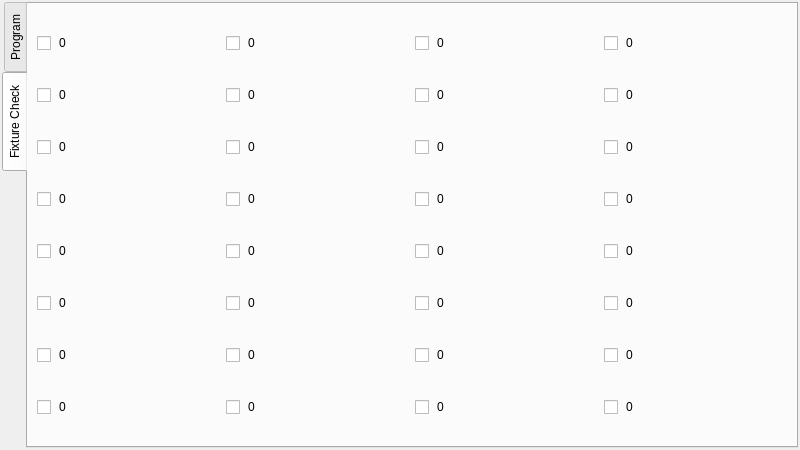
Old version of the form hcinstruction/ichcinstructionpageframe_8.ui in the repository GaussCheng/2-5AxisPunch.
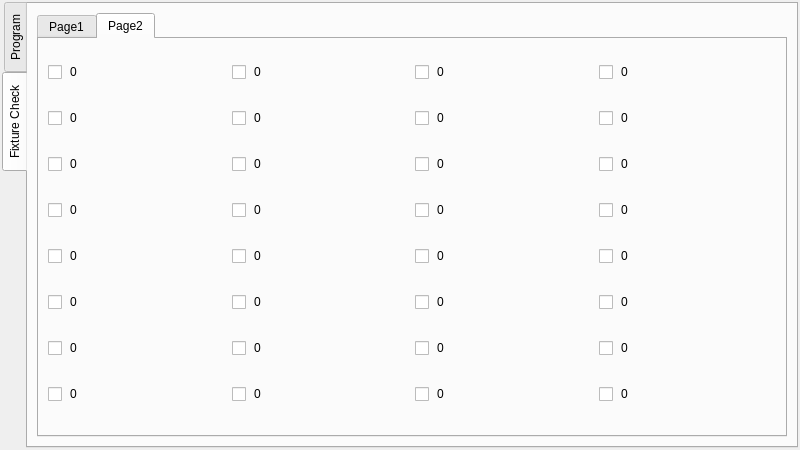
New version of the form. The open tabs and pages were chosen to show the change. Icons and pictures are not drawn.

```diff
--- a/hcinstruction/ichcinstructionpageframe_8.ui
+++ b/hcinstruction/ichcinstructionpageframe_8.ui
@@ -727,6 +727,16 @@
     </attribute>
     <layout class="QGridLayout" name="gridLayout">
      <item row="0" column="0">
+      <widget class="QTabWidget" name="tabWidget_2">
+       <property name="currentIndex">
+        <number>0</number>
+       </property>
+       <widget class="QWidget" name="tab">
+        <attribute name="title">
+         <string>Page1</string>
+        </attribute>
+        <layout class="QGridLayout" name="gridLayout_3">
+         <item row="0" column="0">
       <widget class="QCheckBox" name="check0">
        <property name="text">
         <string>0</string>
@@ -948,6 +958,241 @@
        <property name="text">
         <string>0</string>
        </property>
+          </widget>
+         </item>
+        </layout>
+       </widget>
+       <widget class="QWidget" name="tab_2">
+        <attribute name="title">
+         <string>Page2</string>
+        </attribute>
+        <layout class="QGridLayout" name="gridLayout_2">
+         <item row="0" column="0">
+          <widget class="QCheckBox" name="check32">
+           <property name="text">
+            <string>0</string>
+           </property>
+          </widget>
+         </item>
+         <item row="0" column="1">
+          <widget class="QCheckBox" name="check40">
+           <property name="text">
+            <string>0</string>
+           </property>
+          </widget>
+         </item>
+         <item row="0" column="2">
+          <widget class="QCheckBox" name="check48">
+           <property name="text">
+            <string>0</string>
+           </property>
+          </widget>
+         </item>
+         <item row="0" column="3">
+          <widget class="QCheckBox" name="check56">
+           <property name="text">
+            <string>0</string>
+           </property>
+          </widget>
+         </item>
+         <item row="1" column="0">
+          <widget class="QCheckBox" name="check33">
+           <property name="text">
+            <string>0</string>
+           </property>
+          </widget>
+         </item>
+         <item row="1" column="1">
+          <widget class="QCheckBox" name="check41">
+           <property name="text">
+            <string>0</string>
+           </property>
+          </widget>
+         </item>
+         <item row="1" column="2">
+          <widget class="QCheckBox" name="check49">
+           <property name="text">
+            <string>0</string>
+           </property>
+          </widget>
+         </item>
+         <item row="1" column="3">
+          <widget class="QCheckBox" name="check57">
+           <property name="text">
+            <string>0</string>
+           </property>
+          </widget>
+         </item>
+         <item row="2" column="0">
+          <widget class="QCheckBox" name="check34">
+           <property name="text">
+            <string>0</string>
+           </property>
+          </widget>
+         </item>
+         <item row="2" column="1">
+          <widget class="QCheckBox" name="check42">
+           <property name="text">
+            <string>0</string>
+           </property>
+          </widget>
+         </item>
+         <item row="2" column="2">
+          <widget class="QCheckBox" name="check50">
+           <property name="text">
+            <string>0</string>
+           </property>
+          </widget>
+         </item>
+         <item row="2" column="3">
+          <widget class="QCheckBox" name="check58">
+           <property name="text">
+            <string>0</string>
+           </property>
+          </widget>
+         </item>
+         <item row="3" column="0">
+          <widget class="QCheckBox" name="check35">
+           <property name="text">
+            <string>0</string>
+           </property>
+          </widget>
+         </item>
+         <item row="3" column="1">
+          <widget class="QCheckBox" name="check43">
+           <property name="text">
+            <string>0</string>
+           </property>
+          </widget>
+         </item>
+         <item row="3" column="2">
+          <widget class="QCheckBox" name="check51">
+           <property name="text">
+            <string>0</string>
+           </property>
+          </widget>
+         </item>
+         <item row="3" column="3">
+          <widget class="QCheckBox" name="check59">
+           <property name="text">
+            <string>0</string>
+           </property>
+          </widget>
+         </item>
+         <item row="4" column="0">
+          <widget class="QCheckBox" name="check36">
+           <property name="text">
+            <string>0</string>
+           </property>
+          </widget>
+         </item>
+         <item row="4" column="1">
+          <widget class="QCheckBox" name="check44">
+           <property name="text">
+            <string>0</string>
+           </property>
+          </widget>
+         </item>
+         <item row="4" column="2">
+          <widget class="QCheckBox" name="check52">
+           <property name="text">
+            <string>0</string>
+           </property>
+          </widget>
+         </item>
+         <item row="4" column="3">
+          <widget class="QCheckBox" name="check60">
+           <property name="text">
+            <string>0</string>
+           </property>
+          </widget>
+         </item>
+         <item row="5" column="0">
+          <widget class="QCheckBox" name="check37">
+           <property name="text">
+            <string>0</string>
+           </property>
+          </widget>
+         </item>
+         <item row="5" column="1">
+          <widget class="QCheckBox" name="check45">
+           <property name="text">
+            <string>0</string>
+           </property>
+          </widget>
+         </item>
+         <item row="5" column="2">
+          <widget class="QCheckBox" name="check53">
+           <property name="text">
+            <string>0</string>
+           </property>
+          </widget>
+         </item>
+         <item row="5" column="3">
+          <widget class="QCheckBox" name="check61">
+           <property name="text">
+            <string>0</string>
+           </property>
+          </widget>
+         </item>
+         <item row="6" column="0">
+          <widget class="QCheckBox" name="check38">
+           <property name="text">
+            <string>0</string>
+           </property>
+          </widget>
+         </item>
+         <item row="6" column="1">
+          <widget class="QCheckBox" name="check46">
+           <property name="text">
+            <string>0</string>
+           </property>
+          </widget>
+         </item>
+         <item row="6" column="2">
+          <widget class="QCheckBox" name="check54">
+           <property name="text">
+            <string>0</string>
+           </property>
+          </widget>
+         </item>
+         <item row="6" column="3">
+          <widget class="QCheckBox" name="check62">
+           <property name="text">
+            <string>0</string>
+           </property>
+          </widget>
+         </item>
+         <item row="7" column="0">
+          <widget class="QCheckBox" name="check39">
+           <property name="text">
+            <string>0</string>
+           </property>
+          </widget>
+         </item>
+         <item row="7" column="1">
+          <widget class="QCheckBox" name="check47">
+           <property name="text">
+            <string>0</string>
+           </property>
+          </widget>
+         </item>
+         <item row="7" column="2">
+          <widget class="QCheckBox" name="check55">
+           <property name="text">
+            <string>0</string>
+           </property>
+          </widget>
+         </item>
+         <item row="7" column="3">
+          <widget class="QCheckBox" name="check63">
+           <property name="text">
+            <string>0</string>
+           </property>
+          </widget>
+         </item>
+        </layout>
+       </widget>
       </widget>
      </item>
     </layout>
```
Lines whose indentation alone changed are shown as unchanged.
